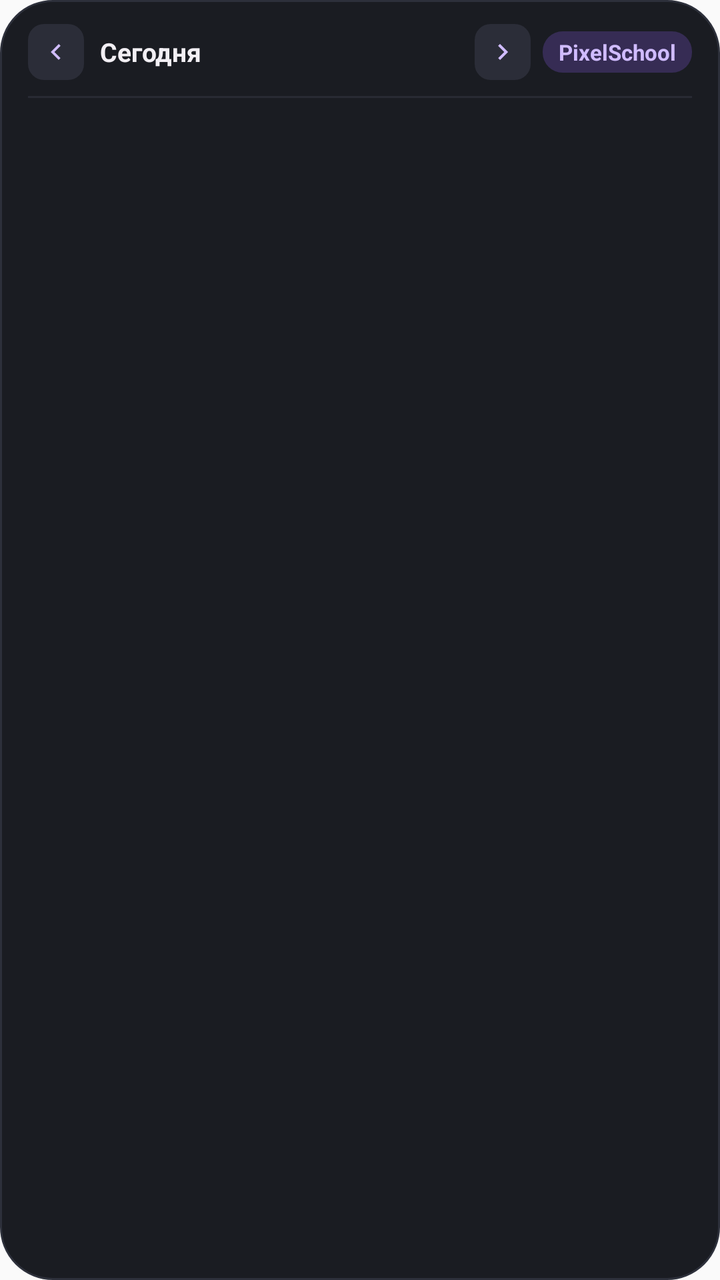
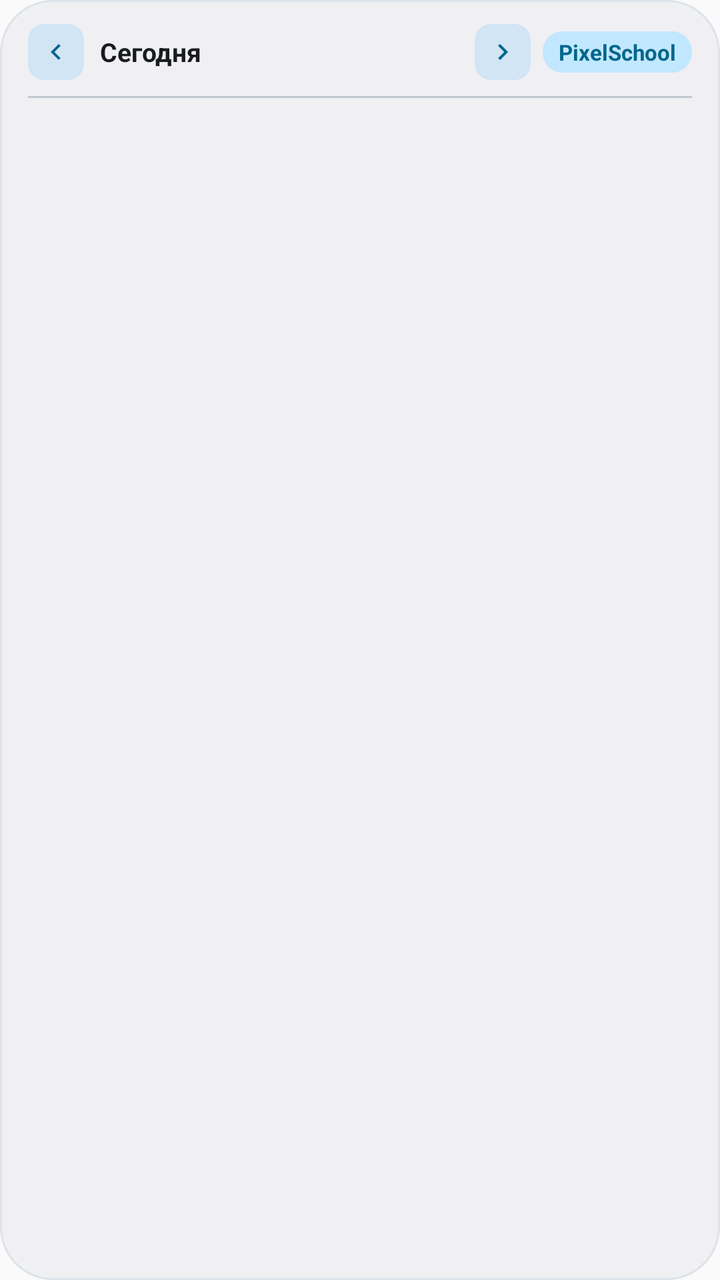

An Android layout rendered at two revisions. The XML below is the earlier revision; the diff shows what the commit changed to produce the second picture.
<!-- AndroidManifest.xml: application theme Theme.PixelSchool -->
<!-- res/layout/widget_schedule.xml -->
<?xml version="1.0" encoding="utf-8"?>
<LinearLayout xmlns:android="http://schemas.android.com/apk/res/android"
    android:id="@+id/widget_root"
    android:layout_width="match_parent"
    android:layout_height="match_parent"
    android:background="@drawable/widget_bg"
    android:orientation="vertical"
    android:paddingLeft="14dp"
    android:paddingTop="12dp"
    android:paddingRight="14dp"
    android:paddingBottom="12dp">

    
    <LinearLayout
        android:id="@+id/widget_header"
        android:layout_width="match_parent"
        android:layout_height="wrap_content"
        android:orientation="horizontal"
        android:gravity="center_vertical">

        
        <ImageView
            android:id="@+id/widget_btn_prev_day"
            android:layout_width="28dp"
            android:layout_height="28dp"
            android:background="@drawable/widget_pill_bg"
            android:src="@drawable/ic_widget_chevron_left"
            android:scaleType="centerInside"
            android:contentDescription="Предыдущий день" />

        
        <LinearLayout
            android:id="@+id/widget_header_center"
            android:layout_width="0dp"
            android:layout_height="wrap_content"
            android:layout_weight="1"
            android:orientation="horizontal"
            android:gravity="center_vertical"
            android:layout_marginLeft="8dp"
            android:layout_marginRight="6dp">

            <TextView
                android:id="@+id/widget_header_day"
                android:layout_width="wrap_content"
                android:layout_height="wrap_content"
                android:text="Сегодня"
                android:textColor="#F2EFF4"
                android:textSize="13sp"
                android:textStyle="bold" />

            <TextView
                android:id="@+id/widget_header_date"
                android:layout_width="wrap_content"
                android:layout_height="wrap_content"
                android:layout_marginLeft="6dp"
                android:text=""
                android:textColor="#938F99"
                android:textSize="11sp" />
        </LinearLayout>

        
        <ImageView
            android:id="@+id/widget_btn_next_day"
            android:layout_width="28dp"
            android:layout_height="28dp"
            android:background="@drawable/widget_pill_bg"
            android:src="@drawable/ic_widget_chevron_right"
            android:scaleType="centerInside"
            android:layout_marginRight="6dp"
            android:contentDescription="Следующий день" />

        
        <TextView
            android:id="@+id/widget_header_badge"
            android:layout_width="wrap_content"
            android:layout_height="wrap_content"
            android:background="@drawable/widget_badge_bg"
            android:text="PixelSchool"
            android:textColor="#D0BCFF"
            android:textSize="11sp"
            android:textStyle="bold"
            android:paddingLeft="8dp"
            android:paddingTop="3dp"
            android:paddingRight="8dp"
            android:paddingBottom="3dp" />
    </LinearLayout>

    
    <ImageView
        android:layout_width="match_parent"
        android:layout_height="1dp"
        android:layout_marginTop="8dp"
        android:layout_marginBottom="4dp"
        android:background="#282A34" />

    
    <LinearLayout
        android:id="@+id/widget_empty"
        android:layout_width="match_parent"
        android:layout_height="match_parent"
        android:orientation="vertical"
        android:gravity="center"
        android:padding="16dp"
        android:visibility="gone">

        <TextView
            android:id="@+id/widget_empty_icon"
            android:layout_width="wrap_content"
            android:layout_height="wrap_content"
            android:text="🌴"
            android:textSize="28sp"
            android:layout_marginBottom="6dp" />

        <TextView
            android:id="@+id/widget_empty_title"
            android:layout_width="wrap_content"
            android:layout_height="wrap_content"
            android:text="Выходной день"
            android:textColor="#F2EFF4"
            android:textSize="14sp"
            android:textStyle="bold"
            android:gravity="center" />

        <TextView
            android:id="@+id/widget_empty_subtitle"
            android:layout_width="wrap_content"
            android:layout_height="wrap_content"
            android:layout_marginTop="4dp"
            android:text="Можно отдохнуть и набраться сил перед учёбой"
            android:textColor="#938F99"
            android:textSize="11sp"
            android:gravity="center" />
    </LinearLayout>

    
    <ListView
        android:id="@+id/widget_lessons_list"
        android:layout_width="match_parent"
        android:layout_height="0dp"
        android:layout_weight="1"
        android:divider="@null"
        android:dividerHeight="0dp"
        android:scrollbars="none" />

</LinearLayout>
<!-- resources referenced by this layout -->
<resources>
  <!-- drawable ic_widget_chevron_left (drawable) -->
  <vector xmlns:android="http://schemas.android.com/apk/res/android"
      android:width="16dp"
      android:height="16dp"
      android:viewportWidth="24"
      android:viewportHeight="24">
      <path
          android:fillColor="#D0BCFF"
          android:pathData="M15.41,16.59L10.83,12l4.58,-4.59L14,6l-6,6 6,6 1.41,-1.41z"/>
  </vector>
  <!-- drawable ic_widget_chevron_right (drawable) -->
  <vector xmlns:android="http://schemas.android.com/apk/res/android"
      android:width="16dp"
      android:height="16dp"
      android:viewportWidth="24"
      android:viewportHeight="24">
      <path
          android:fillColor="#D0BCFF"
          android:pathData="M8.59,16.59L13.17,12 8.59,7.41 10,6l6,6 -6,6 -1.41,-1.41z"/>
  </vector>
  <!-- drawable widget_badge_bg (drawable) -->
  <?xml version="1.0" encoding="utf-8"?>
  <shape xmlns:android="http://schemas.android.com/apk/res/android">
      <solid android:color="#362C54" />
      <corners android:radius="10dp" />
  </shape>
  <!-- drawable widget_bg (drawable) -->
  <?xml version="1.0" encoding="utf-8"?>
  <shape xmlns:android="http://schemas.android.com/apk/res/android">
      <solid android:color="#1A1C22" />
      <corners android:radius="26dp" />
      <stroke android:width="1dp" android:color="#2D303B" />
  </shape>
  <!-- drawable widget_pill_bg (drawable) -->
  <?xml version="1.0" encoding="utf-8"?>
  <shape xmlns:android="http://schemas.android.com/apk/res/android">
      <solid android:color="#2B2D38" />
      <corners android:radius="8dp" />
  </shape>
  <style name="Theme.PixelSchool" parent="android:Theme.Material.Light.NoActionBar">
          <item name="android:statusBarColor">@android:color/transparent</item>
          <item name="android:navigationBarColor">@android:color/transparent</item>
      </style>
</resources>

<!-- the commit's change to res/layout/widget_schedule.xml (unified diff, before → after) -->
@@ -44,7 +44,7 @@
                 android:layout_width="wrap_content"
                 android:layout_height="wrap_content"
                 android:text="Сегодня"
-                android:textColor="#F2EFF4"
+                android:textColor="@color/widget_text_primary"
                 android:textSize="13sp"
                 android:textStyle="bold" />
 
@@ -54,7 +54,7 @@
                 android:layout_height="wrap_content"
                 android:layout_marginLeft="6dp"
                 android:text=""
-                android:textColor="#938F99"
+                android:textColor="@color/widget_text_secondary"
                 android:textSize="11sp" />
         </LinearLayout>
 
@@ -76,7 +76,7 @@
             android:layout_height="wrap_content"
             android:background="@drawable/widget_badge_bg"
             android:text="PixelSchool"
-            android:textColor="#D0BCFF"
+            android:textColor="@color/widget_primary_accent"
             android:textSize="11sp"
             android:textStyle="bold"
             android:paddingLeft="8dp"
@@ -91,7 +91,7 @@
         android:layout_height="1dp"
         android:layout_marginTop="8dp"
         android:layout_marginBottom="4dp"
-        android:background="#282A34" />
+        android:background="@color/widget_divider" />
 
     
     <LinearLayout
@@ -116,7 +116,7 @@
             android:layout_width="wrap_content"
             android:layout_height="wrap_content"
             android:text="Выходной день"
-            android:textColor="#F2EFF4"
+            android:textColor="@color/widget_text_primary"
             android:textSize="14sp"
             android:textStyle="bold"
             android:gravity="center" />
@@ -127,7 +127,7 @@
             android:layout_height="wrap_content"
             android:layout_marginTop="4dp"
             android:text="Можно отдохнуть и набраться сил перед учёбой"
-            android:textColor="#938F99"
+            android:textColor="@color/widget_text_secondary"
             android:textSize="11sp"
             android:gravity="center" />
     </LinearLayout>
<!-- resource entries referenced after the edit -->
@@ -1,5 +1,9 @@
 <!-- resources referenced by this layout -->
 <resources>
+  <color name="widget_divider">#282A34</color>
+  <color name="widget_primary_accent">#D0BCFF</color>
+  <color name="widget_text_primary">#F2EFF4</color>
+  <color name="widget_text_secondary">#938F99</color>
   <!-- drawable ic_widget_chevron_left (drawable) -->
   <vector xmlns:android="http://schemas.android.com/apk/res/android"
       android:width="16dp"
@@ -7,7 +11,7 @@
       android:viewportWidth="24"
       android:viewportHeight="24">
       <path
-          android:fillColor="#D0BCFF"
+          android:fillColor="@color/widget_primary_accent"
           android:pathData="M15.41,16.59L10.83,12l4.58,-4.59L14,6l-6,6 6,6 1.41,-1.41z"/>
   </vector>
   <!-- drawable ic_widget_chevron_right (drawable) -->
@@ -17,31 +21,35 @@
       android:viewportWidth="24"
       android:viewportHeight="24">
       <path
-          android:fillColor="#D0BCFF"
+          android:fillColor="@color/widget_primary_accent"
           android:pathData="M8.59,16.59L13.17,12 8.59,7.41 10,6l6,6 -6,6 -1.41,-1.41z"/>
   </vector>
   <!-- drawable widget_badge_bg (drawable) -->
   <?xml version="1.0" encoding="utf-8"?>
   <shape xmlns:android="http://schemas.android.com/apk/res/android">
-      <solid android:color="#362C54" />
+      <solid android:color="@color/widget_badge_bg" />
       <corners android:radius="10dp" />
   </shape>
   <!-- drawable widget_bg (drawable) -->
   <?xml version="1.0" encoding="utf-8"?>
   <shape xmlns:android="http://schemas.android.com/apk/res/android">
-      <solid android:color="#1A1C22" />
+      <solid android:color="@color/widget_surface" />
       <corners android:radius="26dp" />
-      <stroke android:width="1dp" android:color="#2D303B" />
+      <stroke android:width="1dp" android:color="@color/widget_surface_stroke" />
   </shape>
   <!-- drawable widget_pill_bg (drawable) -->
   <?xml version="1.0" encoding="utf-8"?>
   <shape xmlns:android="http://schemas.android.com/apk/res/android">
-      <solid android:color="#2B2D38" />
+      <solid android:color="@color/widget_pill_bg" />
       <corners android:radius="8dp" />
   </shape>
   <style name="Theme.PixelSchool" parent="android:Theme.Material.Light.NoActionBar">
           <item name="android:statusBarColor">@android:color/transparent</item>
           <item name="android:navigationBarColor">@android:color/transparent</item>
       </style>
+  <color name="widget_badge_bg">#362C54</color>
+  <color name="widget_surface">#1A1C22</color>
+  <color name="widget_surface_stroke">#2D303B</color>
+  <color name="widget_pill_bg">#2B2D38</color>
 </resources>
 
